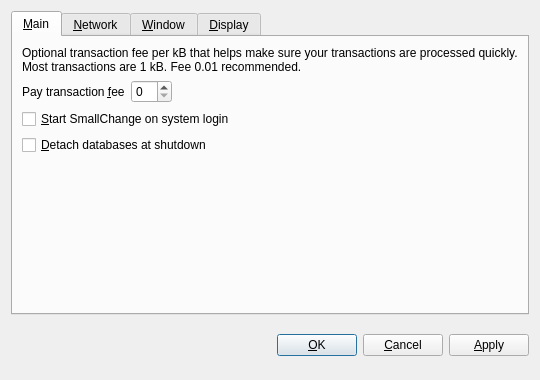
The window that src/qt/forms/optionsdialog.ui (batchcoin/batchcoin) describes before a commit, drawn with Qt 5.
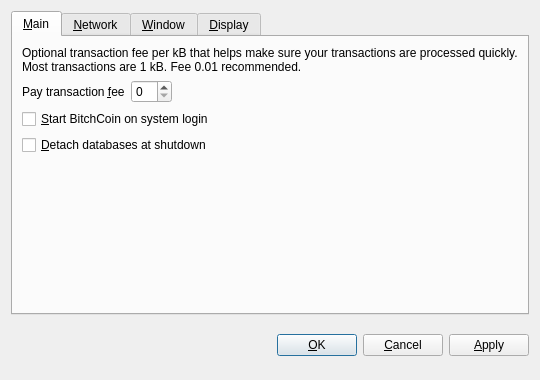
The same window after the commit. The open tabs and pages were chosen to show the change. Custom widgets are drawn as their Qt base class.

Diff of the .ui file:
```diff
--- a/src/qt/forms/optionsdialog.ui
+++ b/src/qt/forms/optionsdialog.ui
@@ -82,7 +82,7 @@
           <string>Automatically start SmallChange after logging in to the system.</string>
          </property>
          <property name="text">
-          <string>&amp;Start SmallChange on system login</string>
+          <string>&amp;Start BitchCoin on system login</string>
          </property>
         </widget>
        </item>
```
Left out of the diff: 10 changed lines with no effect on the pictures.
